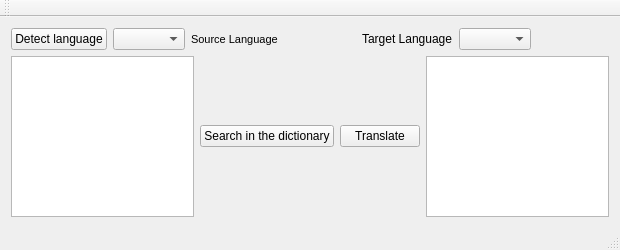
Qt form yandextranslate.ui (Artemyev-Sergei/Qt-YandexTranslate) before a commit.
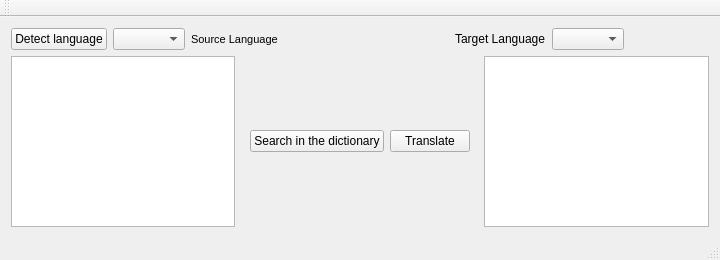
The same form after that commit.

The edit to the form file:
```diff
--- a/yandextranslate.ui
+++ b/yandextranslate.ui
@@ -9,8 +9,8 @@
    <rect>
     <x>0</x>
     <y>0</y>
-    <width>620</width>
-    <height>250</height>
+    <width>720</width>
+    <height>260</height>
    </rect>
   </property>
   <property name="windowTitle">
@@ -57,6 +57,19 @@
           </property>
          </spacer>
         </item>
+        <item>
+         <spacer name="horizontalSpacer_5">
+          <property name="orientation">
+           <enum>Qt::Horizontal</enum>
+          </property>
+          <property name="sizeHint" stdset="0">
+           <size>
+            <width>40</width>
+            <height>20</height>
+           </size>
+          </property>
+         </spacer>
+        </item>
         <item>
          <widget class="QLabel" name="TargetLabel">
           <property name="text">
```
Left out of the diff: 2 changed lines with no effect on the pictures.
